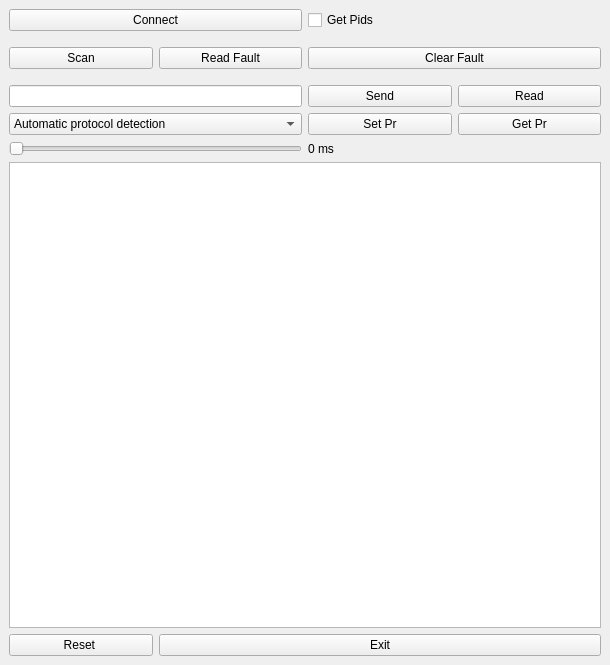
takyonxxx/ObdReader, file mainwindow.ui: the form before one commit.
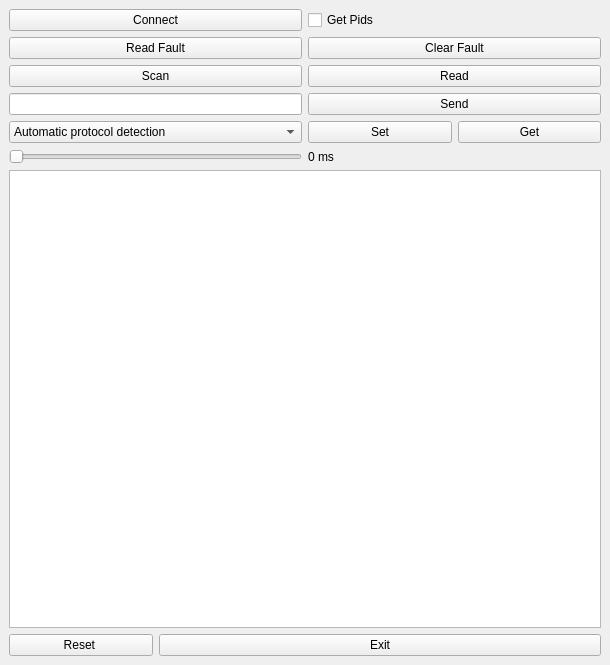
The form after the commit.

```diff
--- a/mainwindow.ui
+++ b/mainwindow.ui
@@ -19,124 +19,23 @@
      <layout class="QVBoxLayout" name="verticalLayout">
       <item>
        <layout class="QGridLayout" name="gridLayout_2">
-        <item row="13" column="3">
-         <widget class="QPushButton" name="pushGetProtocol">
-          <property name="text">
-           <string>Get Pr</string>
-          </property>
-         </widget>
-        </item>
-        <item row="11" column="2">
-         <widget class="QPushButton" name="pushSend">
-          <property name="maximumSize">
-           <size>
-            <width>16777215</width>
-            <height>16777215</height>
-           </size>
-          </property>
-          <property name="text">
-           <string>    Send    </string>
-          </property>
-         </widget>
-        </item>
-        <item row="11" column="3">
-         <widget class="QPushButton" name="pushRead">
-          <property name="text">
-           <string>Read</string>
-          </property>
-         </widget>
-        </item>
-        <item row="7" column="1">
-         <widget class="QPushButton" name="pushReadFault">
-          <property name="minimumSize">
-           <size>
-            <width>0</width>
-            <height>0</height>
-           </size>
-          </property>
-          <property name="maximumSize">
-           <size>
-            <width>16777215</width>
-            <height>16777215</height>
-           </size>
-          </property>
-          <property name="text">
-           <string>Read Fault</string>
-          </property>
-         </widget>
-        </item>
-        <item row="13" column="2">
-         <widget class="QPushButton" name="pushSetProtocol">
-          <property name="text">
-           <string>Set Pr</string>
-          </property>
-         </widget>
-        </item>
-        <item row="7" column="2" colspan="2">
-         <widget class="QPushButton" name="pushClearFault">
-          <property name="text">
-           <string>Clear Fault</string>
-          </property>
-         </widget>
-        </item>
-        <item row="8" column="1" colspan="3">
-         <spacer name="verticalSpacer">
-          <property name="orientation">
-           <enum>Qt::Vertical</enum>
-          </property>
-          <property name="sizeType">
-           <enum>QSizePolicy::Fixed</enum>
-          </property>
-          <property name="sizeHint" stdset="0">
-           <size>
-            <width>20</width>
-            <height>10</height>
-           </size>
-          </property>
-         </spacer>
-        </item>
-        <item row="6" column="1" colspan="3">
-         <spacer name="verticalSpacer_2">
-          <property name="orientation">
-           <enum>Qt::Vertical</enum>
-          </property>
-          <property name="sizeType">
-           <enum>QSizePolicy::Fixed</enum>
-          </property>
-          <property name="sizeHint" stdset="0">
-           <size>
-            <width>20</width>
-            <height>10</height>
-           </size>
-          </property>
-         </spacer>
-        </item>
-        <item row="5" column="2" colspan="2">
-         <widget class="QCheckBox" name="checkSearchPids">
-          <property name="enabled">
-           <bool>true</bool>
-          </property>
+        <item row="17" column="0" colspan="4">
+         <widget class="QTextBrowser" name="textTerminal">
           <property name="sizePolicy">
            <sizepolicy hsizetype="Preferred" vsizetype="Preferred">
             <horstretch>0</horstretch>
             <verstretch>0</verstretch>
            </sizepolicy>
           </property>
-          <property name="text">
-           <string>Get Pids</string>
-          </property>
-          <property name="iconSize">
+          <property name="minimumSize">
            <size>
-            <width>32</width>
-            <height>32</height>
+            <width>0</width>
+            <height>0</height>
            </size>
           </property>
-          <property name="checked">
-           <bool>false</bool>
-          </property>
          </widget>
         </item>
-        <item row="7" column="0">
+        <item row="7" column="0" colspan="2">
          <widget class="QPushButton" name="pushScan">
           <property name="maximumSize">
            <size>
@@ -149,30 +48,7 @@
           </property>
          </widget>
         </item>
-        <item row="5" column="0" colspan="2">
-         <widget class="QPushButton" name="pushConnect">
-          <property name="maximumSize">
-           <size>
-            <width>16777215</width>
-            <height>16777215</height>
-           </size>
-          </property>
-          <property name="text">
-           <string>Connect</string>
-          </property>
-         </widget>
-        </item>
-        <item row="11" column="0" colspan="2">
-         <widget class="QLineEdit" name="sendEdit">
-          <property name="sizePolicy">
-           <sizepolicy hsizetype="Preferred" vsizetype="Preferred">
-            <horstretch>0</horstretch>
-            <verstretch>0</verstretch>
-           </sizepolicy>
-          </property>
-         </widget>
-        </item>
-        <item row="13" column="0" colspan="2">
+        <item row="12" column="0" colspan="2">
          <widget class="QComboBox" name="protocolCombo">
           <item>
            <property name="text">
@@ -241,24 +117,47 @@
           </item>
          </widget>
         </item>
-        <item row="18" column="0" colspan="4">
-         <widget class="QTextBrowser" name="textTerminal">
-          <property name="sizePolicy">
-           <sizepolicy hsizetype="Preferred" vsizetype="Preferred">
-            <horstretch>0</horstretch>
-            <verstretch>0</verstretch>
-           </sizepolicy>
+        <item row="5" column="0" colspan="2">
+         <widget class="QPushButton" name="pushConnect">
+          <property name="maximumSize">
+           <size>
+            <width>16777215</width>
+            <height>16777215</height>
+           </size>
           </property>
+          <property name="text">
+           <string>Connect</string>
+          </property>
+         </widget>
+        </item>
+        <item row="6" column="0" colspan="2">
+         <widget class="QPushButton" name="pushReadFault">
           <property name="minimumSize">
            <size>
             <width>0</width>
             <height>0</height>
            </size>
           </property>
+          <property name="maximumSize">
+           <size>
+            <width>16777215</width>
+            <height>16777215</height>
+           </size>
+          </property>
+          <property name="text">
+           <string>Read Fault</string>
+          </property>
          </widget>
         </item>
-        <item row="19" column="0">
-         <widget class="QPushButton" name="pushClear">
+        <item row="12" column="2">
+         <widget class="QPushButton" name="pushSetProtocol">
+          <property name="text">
+           <string>Set</string>
+          </property>
+         </widget>
+        </item>
+        <item row="10" column="2" colspan="2">
+         <widget class="QPushButton" name="pushSend">
           <property name="maximumSize">
            <size>
             <width>16777215</width>
@@ -266,11 +165,25 @@
            </size>
           </property>
           <property name="text">
-           <string>Reset </string>
+           <string>    Send    </string>
           </property>
          </widget>
         </item>
-        <item row="19" column="1" colspan="3">
+        <item row="13" column="2" colspan="2">
+         <widget class="QLabel" name="labelInterval">
+          <property name="text">
+           <string>0 ms</string>
+          </property>
+         </widget>
+        </item>
+        <item row="12" column="3">
+         <widget class="QPushButton" name="pushGetProtocol">
+          <property name="text">
+           <string>Get</string>
+          </property>
+         </widget>
+        </item>
+        <item row="18" column="1" colspan="3">
          <widget class="QPushButton" name="pushExit">
           <property name="maximumSize">
            <size>
@@ -283,17 +196,72 @@
           </property>
          </widget>
         </item>
-        <item row="14" column="0" colspan="2">
+        <item row="18" column="0">
+         <widget class="QPushButton" name="pushClear">
+          <property name="maximumSize">
+           <size>
+            <width>16777215</width>
+            <height>16777215</height>
+           </size>
+          </property>
+          <property name="text">
+           <string>Reset </string>
+          </property>
+         </widget>
+        </item>
+        <item row="7" column="2" colspan="2">
+         <widget class="QPushButton" name="pushRead">
+          <property name="text">
+           <string>Read</string>
+          </property>
+         </widget>
+        </item>
+        <item row="13" column="0" colspan="2">
          <widget class="QSlider" name="intervalSlider">
           <property name="orientation">
            <enum>Qt::Horizontal</enum>
           </property>
          </widget>
         </item>
-        <item row="14" column="2" colspan="2">
-         <widget class="QLabel" name="labelInterval">
+        <item row="10" column="0" colspan="2">
+         <widget class="QLineEdit" name="sendEdit">
+          <property name="sizePolicy">
+           <sizepolicy hsizetype="Preferred" vsizetype="Preferred">
+            <horstretch>0</horstretch>
+            <verstretch>0</verstretch>
+           </sizepolicy>
+          </property>
+         </widget>
+        </item>
+        <item row="6" column="2" colspan="2">
+         <widget class="QPushButton" name="pushClearFault">
           <property name="text">
-           <string>0 ms</string>
+           <string>Clear Fault</string>
+          </property>
+         </widget>
+        </item>
+        <item row="5" column="2" colspan="2">
+         <widget class="QCheckBox" name="checkSearchPids">
+          <property name="enabled">
+           <bool>true</bool>
+          </property>
+          <property name="sizePolicy">
+           <sizepolicy hsizetype="Preferred" vsizetype="Preferred">
+            <horstretch>0</horstretch>
+            <verstretch>0</verstretch>
+           </sizepolicy>
+          </property>
+          <property name="text">
+           <string>Get Pids</string>
+          </property>
+          <property name="iconSize">
+           <size>
+            <width>32</width>
+            <height>32</height>
+           </size>
+          </property>
+          <property name="checked">
+           <bool>false</bool>
           </property>
          </widget>
         </item>
```
